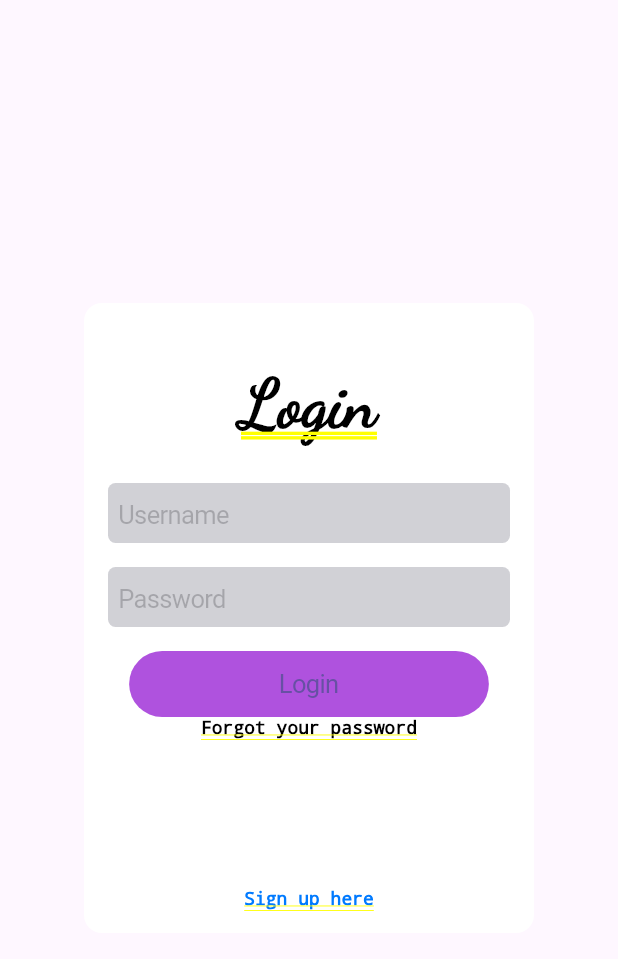
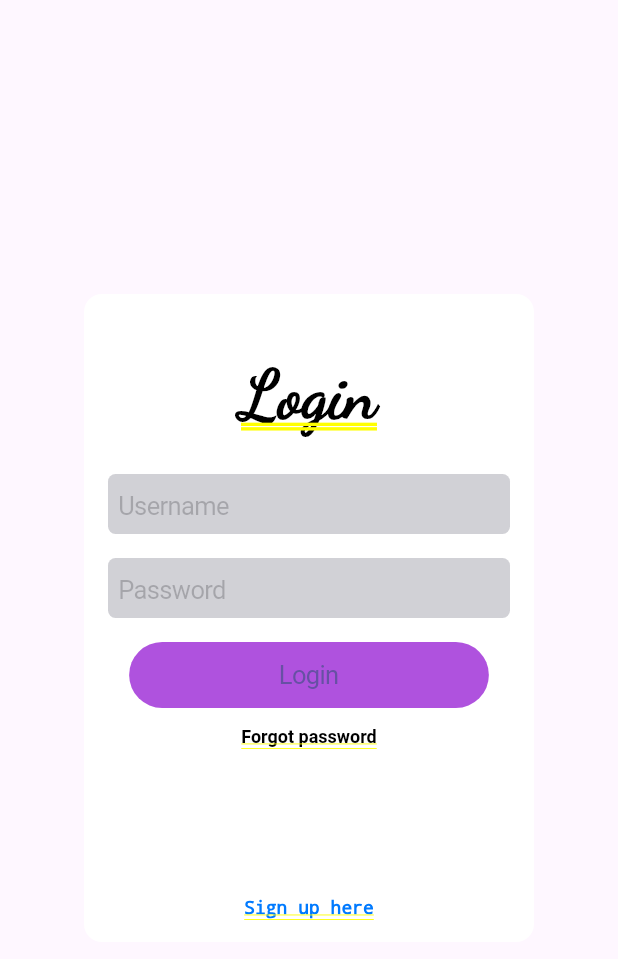
Before and after one commit to josearcos2023/lab12_recuperacion, a Flutter app: the CupertinoLoginScreen screen opened directly, on a phone screen of 412 x 824 dp. Shown: the top 959 px of the screen. Run offline on Flutter 3.47's test engine with Material 3 defaults, Android fonts, the phone set to English and light mode, and no system bars; our stand-ins replace universal_platform.

Commit message:
third commit

```diff
--- a/lib/main.dart
+++ b/lib/main.dart
@@ -13,7 +13,7 @@ class MyApp extends StatelessWidget {
   Widget build(BuildContext context) {
     if (UniversalPlatform.isAndroid || UniversalPlatform.isWeb) {
       return const MaterialApp(
-        home: CupertinoLoginScreen(),
+        home: MaterialLoginScreen(),
         debugShowCheckedModeBanner: false,
       );
     } else if (UniversalPlatform.isIOS) {
@@ -176,10 +176,14 @@ class CupertinoLoginScreen extends StatelessWidget {
                       vertical: 0, horizontal: 100.0),
                   child: const Text('Login'),
                 ),
+                SizedBox(
+                  height: 12,
+                ),
                 const Text(
-                  'Forgot your password',
+                  'Forgot password',
                   style: TextStyle(
                       fontSize: 12,
+                      fontFamily: 'roboto',
                       fontWeight: FontWeight.bold,
                       color: CupertinoColors.black),
                 ),
```
